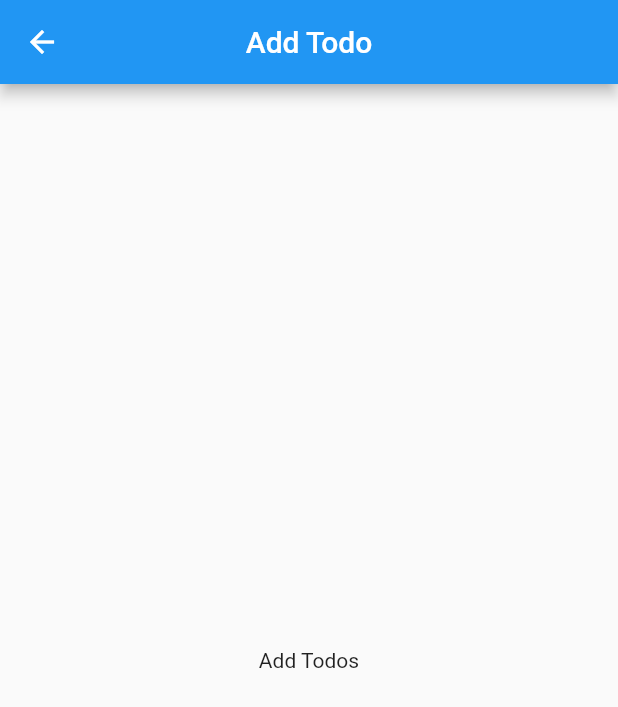
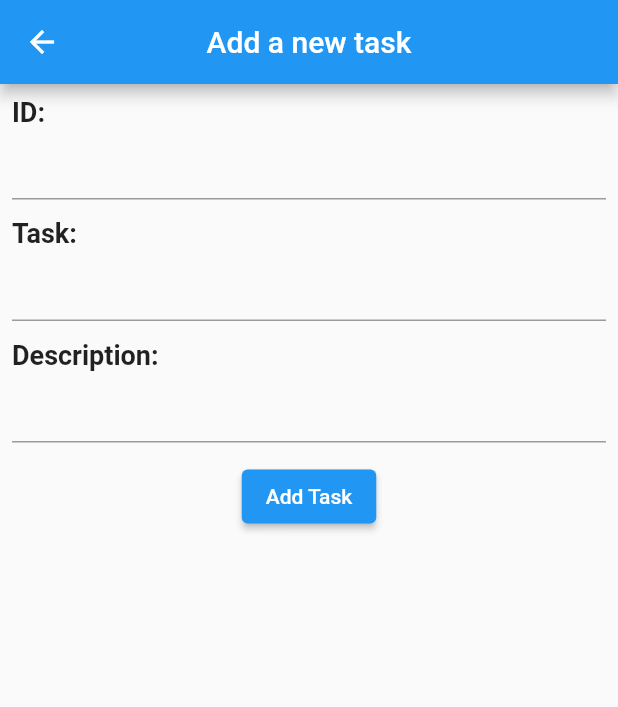
Before and after one commit to MatthieuNadeau96/todos, a Flutter app: the AddTodoScreen screen opened directly, on a phone screen of 412 x 824 dp. Shown: the top 707 px of the screen. Run offline on Flutter 3.47's test engine with Material 2 defaults, Android fonts, the phone set to English and light mode, and no system bars; our stand-ins replace equatable.

Commit message:
Build AddTodoScreen with TextFormFields

```diff
--- a/lib/screens/add_todo_screen.dart
+++ b/lib/screens/add_todo_screen.dart
@@ -1,18 +1,67 @@
 import 'package:flutter/material.dart';
-import 'package:flutter/src/widgets/container.dart';
-import 'package:flutter/src/widgets/framework.dart';
+import 'package:todos/models/todo_model.dart';
 
 class AddTodoScreen extends StatelessWidget {
   const AddTodoScreen({super.key});
 
   @override
   Widget build(BuildContext context) {
+    TextEditingController controllerId = TextEditingController();
+    TextEditingController controllerTask = TextEditingController();
+    TextEditingController controllerDescription = TextEditingController();
+
     return Scaffold(
       appBar: AppBar(
         centerTitle: true,
-        title: const Text('Add Todo'),
+        title: const Text('Add a new task'),
       ),
-      body: const Center(child: Text('Add Todos')),
+      body: Padding(
+        padding: const EdgeInsets.all(8),
+        child: Column(
+          children: [
+            _inputField('ID', controllerId),
+            _inputField('Task', controllerTask),
+            _inputField('Description', controllerDescription),
+            ElevatedButton(
+              onPressed: () {
+                var todo = Todo(
+                  id: controllerId.value.text,
+                  task: controllerId.value.text,
+                  description: controllerId.value.text,
+                );
+              },
+              style: ElevatedButton.styleFrom(
+                backgroundColor: Theme.of(context).primaryColor,
+              ),
+              child: const Text('Add Task'),
+            )
+          ],
+        ),
+      ),
+    );
+  }
+
+  _inputField(String field, TextEditingController controller) {
+    return Column(
+      crossAxisAlignment: CrossAxisAlignment.start,
+      children: [
+        Text(
+          '$field: ',
+          style: const TextStyle(
+            fontSize: 18,
+            fontWeight: FontWeight.bold,
+          ),
+        ),
+        Container(
+          height: 50,
+          margin: const EdgeInsets.only(
+            bottom: 10,
+          ),
+          child: TextFormField(
+            controller: controller,
+          ),
+        ),
+      ],
     );
   }
 }
```
